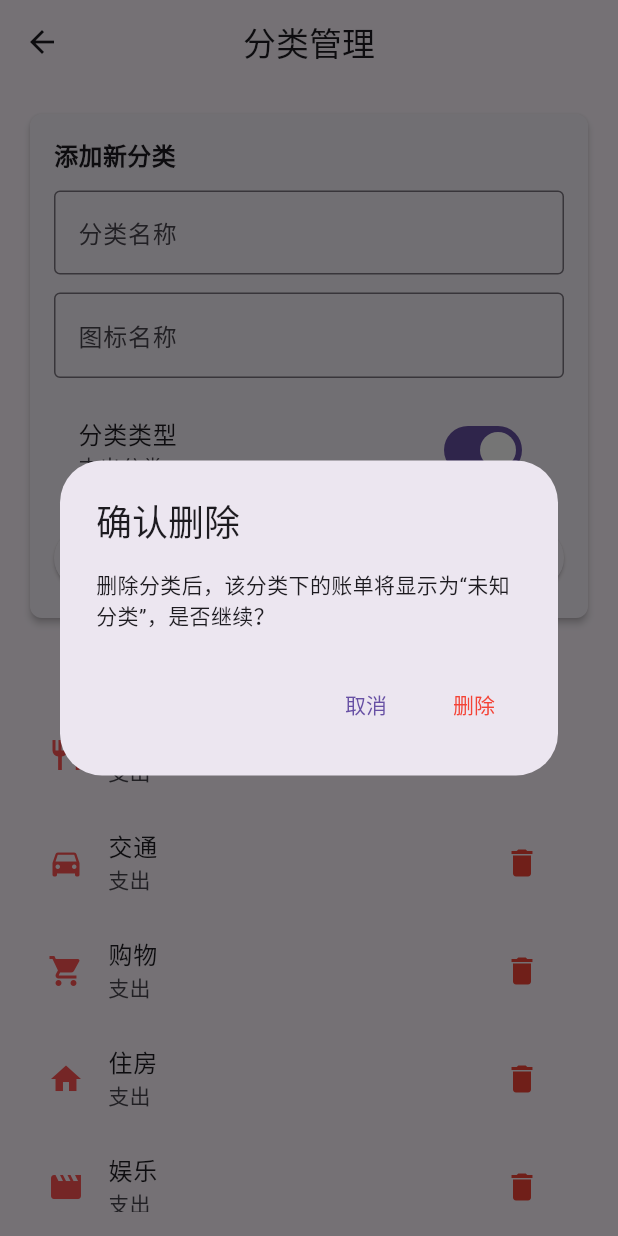
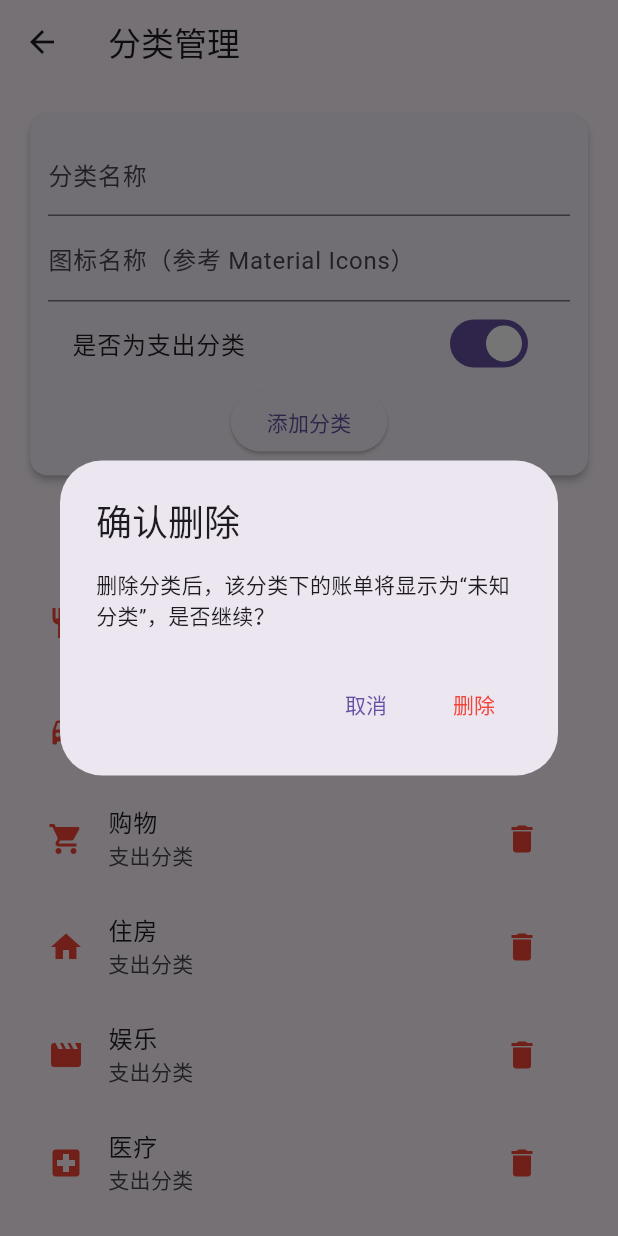
Before and after one commit to linye818/accounting-app, a Flutter app: the CategoryManageScreen screen opened directly, after a tap on the "delete" icon, on a phone screen of 412 x 824 dp. Run offline on Flutter 3.47's test engine with Material 3 defaults, Android fonts, the phone set to English and light mode, and no system bars; our stand-ins replace material_design_icons_flutter, sqflite; accounts and stored records are empty.

Commit message:
Update category_manage_screen.dart

```diff
--- a/lib/screens/category_manage_screen.dart
+++ b/lib/screens/category_manage_screen.dart
@@ -1,7 +1,7 @@
 import 'package:flutter/material.dart';
 import 'package:provider/provider.dart';
 import '../providers/expense_provider.dart';
-import '../models/account_category.dart'; // 引用重命名后的分类模型
+import '../models/account_category.dart';
 
 class CategoryManageScreen extends StatefulWidget {
   const CategoryManageScreen({Key? key}) : super(key: key);
@@ -19,11 +19,9 @@ class _CategoryManageScreenState extends State<CategoryManageScreen> {
   @override
   void initState() {
     super.initState();
-    // 加载分类数据
     WidgetsBinding.instance.addPostFrameCallback((_) => _loadData());
   }
 
-  // 加载分类数据
   Future<void> _loadData() async {
     try {
       final provider = Provider.of<ExpenseProvider>(context, listen: false);
@@ -36,7 +34,6 @@ class _CategoryManageScreenState extends State<CategoryManageScreen> {
     }
   }
 
-  // 添加分类
   void _addCategory() {
     if (_nameController.text.isEmpty || _iconController.text.isEmpty) {
       ScaffoldMessenger.of(context).showSnackBar(
@@ -47,20 +44,18 @@ class _CategoryManageScreenState extends State<CategoryManageScreen> {
 
     final provider = Provider.of<ExpenseProvider>(context, listen: false);
     provider.addCategory(
-      AccountCategory( // 类名更新为 AccountCategory
+      AccountCategory(
         name: _nameController.text,
         icon: _iconController.text,
         isExpense: _isExpense,
       ),
     );
 
-    // 清空输入框
     _nameController.clear();
     _iconController.clear();
     FocusScope.of(context).unfocus();
   }
 
-  // 删除分类（修复语法：闭合所有括号）
   void _deleteCategory(int categoryId) {
     showDialog(
       context: context,
@@ -68,27 +63,23 @@ class _CategoryManageScreenState extends State<CategoryManageScreen> {
         title: const Text('确认删除'),
         content: const Text('删除分类后，该分类下的账单将显示为“未知分类”，是否继续？'),
         actions: [
-          // 取消按钮
           TextButton(
             onPressed: () => Navigator.pop(context),
             child: const Text('取消'),
           ),
-          // 确认删除按钮
           TextButton(
             onPressed: () {
               final provider = Provider.of<ExpenseProvider>(context, listen: false);
               provider.deleteCategory(categoryId);
               Navigator.pop(context);
             },
-            child: const Text('删除'),
-            style: TextButton.styleFrom(foregroundColor: Colors.red),
+            child: const Text('删除', style: TextStyle(color: Colors.red)),
           ),
         ],
       ),
     );
   }
 
-  // 获取分类图标（修复语法）
   IconData _getCategoryIcon(String iconName) {
     switch (iconName) {
       case 'restaurant': return Icons.restaurant;
@@ -106,78 +97,53 @@ class _CategoryManageScreenState extends State<CategoryManageScreen> {
     }
   }
 
-  // 修复 build 方法（完整实现，闭合所有括号）
   @override
   Widget build(BuildContext context) {
     final provider = Provider.of<ExpenseProvider>(context);
     final categories = provider.categories;
 
     return Scaffold(
-      appBar: AppBar(
-        title: const Text('分类管理'),
-        centerTitle: true,
-      ),
+      appBar: AppBar(title: const Text('分类管理')),
       body: _isLoading
-          ? const Center(child: CircularProgressIndicator()) // 加载中
+          ? const Center(child: CircularProgressIndicator())
           : Padding(
               padding: const EdgeInsets.all(16.0),
               child: Column(
                 children: [
-                  // 添加分类卡片
                   Card(
                     elevation: 2,
-                    shape: RoundedRectangleBorder(borderRadius: BorderRadius.circular(8)),
                     child: Padding(
-                      padding: const EdgeInsets.all(16.0),
+                      padding: const EdgeInsets.all(12.0),
                       child: Column(
-                        crossAxisAlignment: CrossAxisAlignment.start,
                         children: [
-                          const Text('添加新分类', style: TextStyle(fontSize: 16, fontWeight: FontWeight.bold)),
-                          const SizedBox(height: 12),
-                          // 分类名称
                           TextField(
                             controller: _nameController,
-                            decoration: const InputDecoration(
-                              labelText: '分类名称',
-                              border: OutlineInputBorder(),
-                              hintText: '如：奶茶、打车',
-                            ),
+                            decoration: const InputDecoration(labelText: '分类名称'),
+                            autofocus: true,
                           ),
-                          const SizedBox(height: 12),
-                          // 图标名称（参考 Material Icons）
                           TextField(
                             controller: _iconController,
                             decoration: const InputDecoration(
-                              labelText: '图标名称',
-                              border: OutlineInputBorder(),
-                              hintText: '如：coffee、taxi（参考 Material Icons）',
+                              labelText: '图标名称（参考 Material Icons）',
+                              hintText: '如：restaurant、directions_car',
                             ),
                           ),
-                          const SizedBox(height: 12),
-                          // 支出/收入切换
                           SwitchListTile(
-                            title: const Text('分类类型'),
-                            subtitle: Text(_isExpense ? '支出分类' : '收入分类'),
+                            title: const Text('是否为支出分类'),
                             value: _isExpense,
                             onChanged: (value) => setState(() => _isExpense = value),
                           ),
-                          const SizedBox(height: 12),
-                          // 添加按钮
-                          SizedBox(
-                            width: double.infinity,
-                            child: ElevatedButton(
-                              onPressed: _addCategory,
-                              child: const Text('添加分类'),
-                            ),
+                          ElevatedButton(
+                            onPressed: _addCategory,
+                            child: const Text('添加分类'),
                           ),
                         ],
                       ),
                     ),
                   ),
                   const SizedBox(height: 20),
-                  // 现有分类列表
-                  const Text('现有分类', style: TextStyle(fontSize: 16, fontWeight: FontWeight.bold)),
-                  const SizedBox(height: 8),
+                  const Text('当前分类', style: TextStyle(fontSize: 18, fontWeight: FontWeight.bold)),
+                  const SizedBox(height: 12),
                   Expanded(
                     child: ListView.builder(
                       itemCount: categories.length,
@@ -186,14 +152,13 @@ class _CategoryManageScreenState extends State<CategoryManageScreen> {
                         return ListTile(
                           leading: Icon(
                             _getCategoryIcon(category.icon),
-                            color: category.isExpense ? Colors.redAccent : Colors.greenAccent,
-                            size: 24,
+                            color: category.isExpense ? Colors.red : Colors.green,
                           ),
                           title: Text(category.name),
-                          subtitle: Text(category.isExpense ? '支出' : '收入'),
+                          subtitle: Text(category.isExpense ? '支出分类' : '收入分类'),
                           trailing: IconButton(
                             icon: const Icon(Icons.delete, color: Colors.red),
-                            onPressed: () => _deleteCategory(category.id!), // 数据库分类id非空，用!解包
+                            onPressed: () => _deleteCategory(category.id!),
                           ),
                         );
                       },
```
